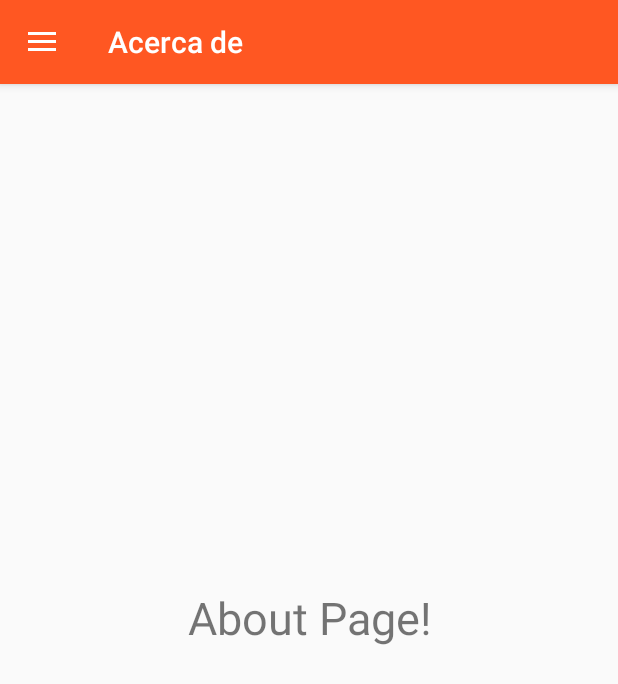
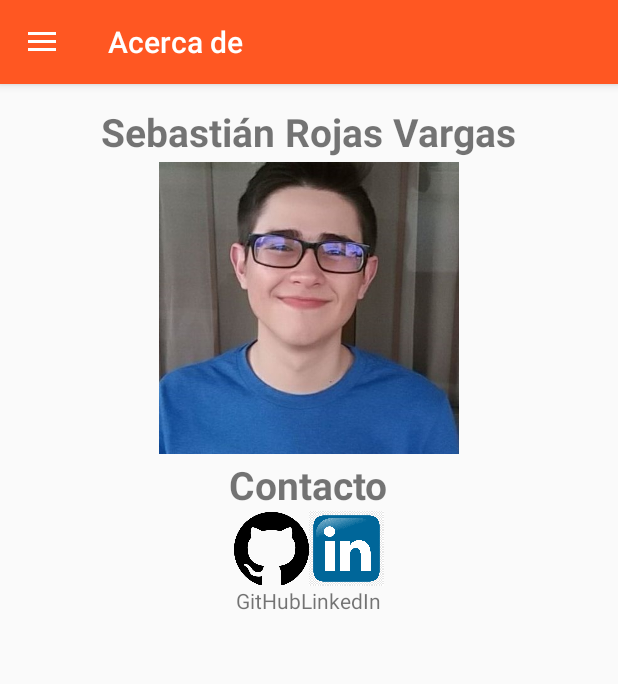
Before and after one commit to SebastianRV26/Info-COVID-App, an Android app: the screen it shows after launch (MainActivity), in the side drawer, after a tap on "Acerca de", on a phone screen of 412 x 824 dp. Shown: the top 684 px of the screen. Run offline under Robolectric (Android 15) with nearby library versions, the phone set to English and light mode, and no system bars; 1 statement that could not run was skipped.

Commit message:
UI About Page

```diff
--- a/app/src/main/java/com/movicom/informativeapplicationcovid19/views/AboutFragment.kt
+++ b/app/src/main/java/com/movicom/informativeapplicationcovid19/views/AboutFragment.kt
@@ -6,19 +6,41 @@ import androidx.fragment.app.Fragment
 import android.view.LayoutInflater
 import android.view.View
 import android.view.ViewGroup
+import android.widget.ImageView
+import android.widget.Toast
 import com.movicom.informativeapplicationcovid19.R
 
 /**
  * A simple [Fragment] subclass.
  */
-class AboutFragment : Fragment() {
+class AboutFragment : Fragment(), View.OnClickListener {
+
+    private var ivGitHub:ImageView ?= null
+    private var ivLinkedIn:ImageView ?= null
 
     override fun onCreateView(
         inflater: LayoutInflater, container: ViewGroup?,
         savedInstanceState: Bundle?
     ): View? {
         // Inflate the layout for this fragment
-        return inflater.inflate(R.layout.fragment_about, container, false)
+        val view = inflater.inflate(R.layout.fragment_about, container, false)
+        ivGitHub = view.findViewById(R.id.ivGitHub)
+        ivLinkedIn = view.findViewById(R.id.ivLinkedIn)
+
+        ivGitHub!!.setOnClickListener(this)
+        ivLinkedIn!!.setOnClickListener(this)
+        return view
+    }
+
+    override fun onClick(p0: View?) {
+        when(p0!!.id) {
+            R.id.ivGitHub -> {
+                Toast.makeText(activity, "SebastianRV26", Toast.LENGTH_LONG).show()
+            }
+            R.id.ivLinkedIn -> {
+                Toast.makeText(activity, "sebastian-rojas-vargas", Toast.LENGTH_LONG).show()
+            }
+        }
     }
 
 
--- a/app/src/main/res/layout/fragment_about.xml
+++ b/app/src/main/res/layout/fragment_about.xml
@@ -1,16 +1,68 @@
 <?xml version="1.0" encoding="utf-8"?>
-<RelativeLayout xmlns:android="http://schemas.android.com/apk/res/android"
+<LinearLayout xmlns:android="http://schemas.android.com/apk/res/android"
+    xmlns:app="http://schemas.android.com/apk/res-auto"
     xmlns:tools="http://schemas.android.com/tools"
     android:layout_width="match_parent"
     android:layout_height="match_parent"
+    android:layout_marginTop="50dp"
+    android:gravity="center_horizontal"
+    android:orientation="vertical"
+    android:padding="20dp"
     tools:context=".views.AboutFragment">
 
     <TextView
+        android:layout_width="wrap_content"
+        android:layout_height="wrap_content"
+        android:text="@string/developer_name"
+        android:textSize="26sp"
+        android:textStyle="bold"/>
+
+    <ImageView
+        android:layout_width="200dp"
+        android:layout_height="200dp"
+        android:src="@drawable/profile" />
+
+    <TextView
+        android:layout_width="wrap_content"
+        android:layout_height="wrap_content"
+        android:text="@string/contact"
+        android:textSize="26sp"
+        android:textStyle="bold" />
+
+    <LinearLayout
         android:layout_width="match_parent"
         android:layout_height="wrap_content"
-        android:text="About Page!"
-        android:textSize="30sp"
-        android:gravity="center"
-        android:layout_centerInParent="true"/>
+        android:gravity="center_horizontal"
+        android:orientation="horizontal">
 
-</RelativeLayout>
+        <ImageView
+            android:id="@+id/ivGitHub"
+            android:layout_width="50dp"
+            android:layout_height="50dp"
+            android:src="@drawable/github" />
+
+        <ImageView
+            android:id="@+id/ivLinkedIn"
+            android:layout_width="50dp"
+            android:layout_height="50dp"
+            android:src="@drawable/linkedin" />
+    </LinearLayout>
+
+    <LinearLayout
+        android:orientation="horizontal"
+        android:layout_width="match_parent"
+        android:layout_height="wrap_content"
+        android:gravity="center_horizontal">
+
+        <TextView
+            android:layout_width="wrap_content"
+            android:layout_height="wrap_content"
+            android:text="GitHub"/>
+
+        <TextView
+            android:layout_width="wrap_content"
+            android:layout_height="wrap_content"
+            android:text="LinkedIn"/>
+
+    </LinearLayout>
+</LinearLayout>
--- a/app/src/main/res/values/strings.xml
+++ b/app/src/main/res/values/strings.xml
@@ -7,4 +7,6 @@
     <!-- Menu -->
     <string name="cases_per_country">Casos por país</string>
     <string name="about_page">Acerca de</string>
+    <string name="developer_name">Sebastián Rojas Vargas</string>
+    <string name="contact">Contacto</string>
 </resources>
```
Also changed, not shown: app/src/main/res/drawable/github.png (added), app/src/main/res/drawable/linkedin.png (added), app/src/main/res/drawable/profile.png (added).
